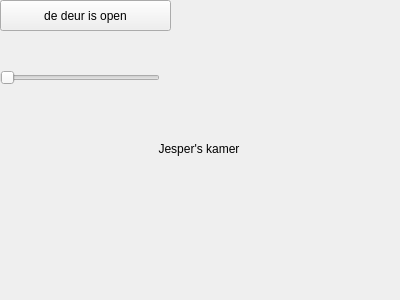
Before: the Qt Designer form kamer_jesper.ui in djog/djog_nanos_2018, drawn with Qt 5.
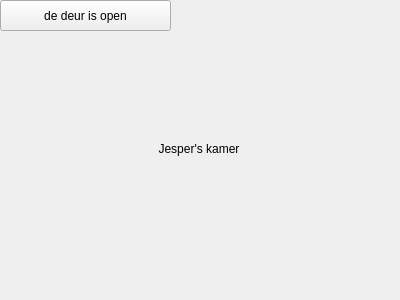
After: the same form once the commit is applied.

```diff
--- a/kamer_jesper.ui
+++ b/kamer_jesper.ui
@@ -42,19 +42,6 @@
     <string>de deur is open</string>
    </property>
   </widget>
-  <widget class="QSlider" name="horizontalSlider">
-   <property name="geometry">
-    <rect>
-     <x>0</x>
-     <y>70</y>
-     <width>160</width>
-     <height>16</height>
-    </rect>
-   </property>
-   <property name="orientation">
-    <enum>Qt::Horizontal</enum>
-   </property>
-  </widget>
  </widget>
  <resources/>
  <connections/>
```
Left out of the diff: 2 changed lines with no effect on the pictures.
